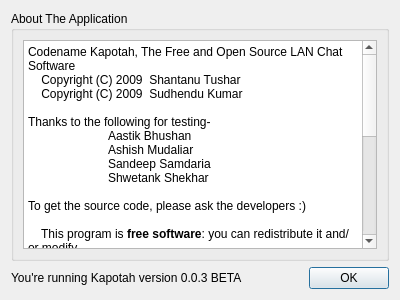
This is aboutdialog.ui in shaan7/Kapotah as Qt 5 draws it before an edit. The edited form follows.
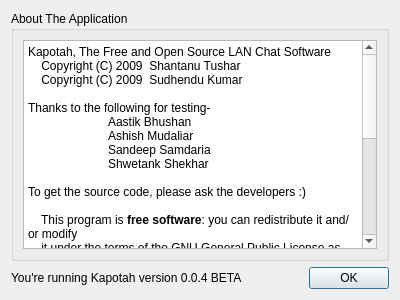
This is the edited form.

```diff
--- a/aboutdialog.ui
+++ b/aboutdialog.ui
@@ -30,7 +30,7 @@
 &lt;html&gt;&lt;head&gt;&lt;meta name=&quot;qrichtext&quot; content=&quot;1&quot; /&gt;&lt;style type=&quot;text/css&quot;&gt;
 p, li { white-space: pre-wrap; }
 &lt;/style&gt;&lt;/head&gt;&lt;body style=&quot; font-family:'DejaVu Sans'; font-size:8pt; font-weight:400; font-style:normal;&quot;&gt;
-&lt;p style=&quot; margin-top:12px; margin-bottom:0px; margin-left:0px; margin-right:0px; -qt-block-indent:0; text-indent:0px;&quot;&gt;&lt;span style=&quot; font-family:'Courier New,courier'; font-size:9pt;&quot;&gt;Codename Kapotah, The Free and Open Source LAN Chat Software&lt;/span&gt;&lt;/p&gt;
+&lt;p style=&quot; margin-top:12px; margin-bottom:0px; margin-left:0px; margin-right:0px; -qt-block-indent:0; text-indent:0px;&quot;&gt;&lt;span style=&quot; font-family:'Courier New,courier'; font-size:9pt;&quot;&gt;Kapotah, The Free and Open Source LAN Chat Software&lt;/span&gt;&lt;/p&gt;
 &lt;p style=&quot; margin-top:0px; margin-bottom:0px; margin-left:0px; margin-right:0px; -qt-block-indent:0; text-indent:0px;&quot;&gt;&lt;span style=&quot; font-family:'Courier New,courier'; font-size:9pt;&quot;&gt;    Copyright (C) 2009  Shantanu Tushar&lt;/span&gt;&lt;/p&gt;
 &lt;p style=&quot; margin-top:0px; margin-bottom:0px; margin-left:0px; margin-right:0px; -qt-block-indent:0; text-indent:0px;&quot;&gt;&lt;span style=&quot; font-family:'Courier New,courier'; font-size:9pt;&quot;&gt;    Copyright (C) 2009  Sudhendu Kumar&lt;/span&gt;&lt;/p&gt;
 &lt;p style=&quot;-qt-paragraph-type:empty; margin-top:0px; margin-bottom:0px; margin-left:0px; margin-right:0px; -qt-block-indent:0; text-indent:0px; font-family:'Courier New,courier'; font-size:9pt;&quot;&gt;&lt;/p&gt;
@@ -82,7 +82,7 @@
    <item row="1" column="0">
     <widget class="QLabel" name="label">
      <property name="text">
-      <string>You're running Kapotah version 0.0.3 BETA</string>
+      <string>You're running Kapotah version 0.0.4 BETA</string>
      </property>
     </widget>
    </item>
```
